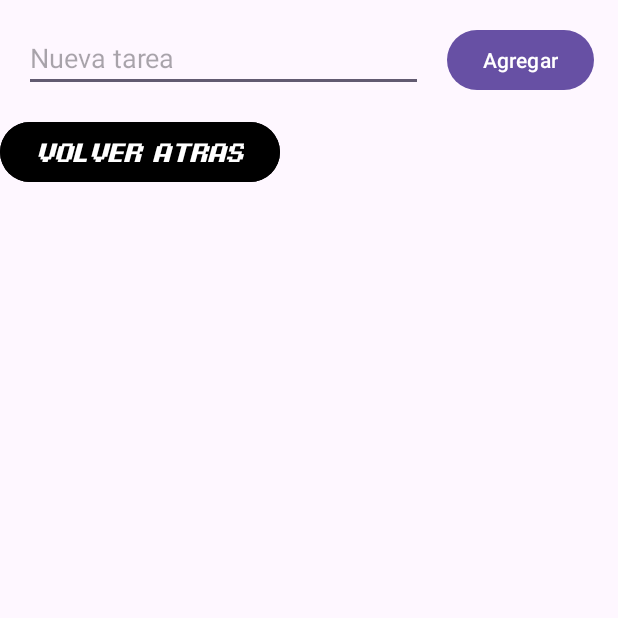
After one commit to ElNumeroXIII/DigiPet, an Android app: the ActivityTasks screen opened directly, with no data from a screen before it, on a phone screen of 412 x 824 dp, the top half of it. The commit adds this screen. Run offline under Robolectric (Android 15) with nearby library versions, the phone set to English and light mode, and no system bars; our stand-ins replace Firebase (no records; nobody signed in at launch, a user with empty details on screens opened directly).

Commit message:
Update crítica con función de lista de tareas con livedatabase

```diff
--- a/app/build.gradle.kts
+++ b/app/build.gradle.kts
@@ -57,6 +57,7 @@ dependencies {
     implementation(libs.androidx.activity)
     implementation(libs.androidx.constraintlayout)
     implementation(libs.firebase.auth.ktx)
+    implementation(libs.firebase.database.ktx)
     testImplementation(libs.junit)
     androidTestImplementation(libs.androidx.junit)
     androidTestImplementation(libs.androidx.espresso.core)
--- a/app/src/main/AndroidManifest.xml
+++ b/app/src/main/AndroidManifest.xml
@@ -18,6 +18,9 @@
         android:supportsRtl="true"
         android:theme="@style/Theme.DigiPet"
         tools:targetApi="31">
+        <activity
+            android:name=".ActivityTasks"
+            android:exported="false" />
         <activity
             android:name=".SensorTestingActivity"
             android:exported="false" />
--- /dev/null
+++ b/app/src/main/java/com/example/digipet/ActivityTasks.kt
@@ -0,0 +1,105 @@
+package com.example.digipet
+
+import android.os.Bundle
+import android.util.Log
+import android.widget.Toast
+import androidx.appcompat.app.AppCompatActivity
+import androidx.recyclerview.widget.LinearLayoutManager
+import com.example.digipet.adapters.TaskAdapter
+import com.example.digipet.databinding.ActivityTasksBinding
+import com.example.digipet.models.Tarea
+import com.google.firebase.database.*
+import com.google.firebase.database.DatabaseReference
+
+class ActivityTasks : AppCompatActivity() {
+
+    private lateinit var binding: ActivityTasksBinding
+    private lateinit var database: DatabaseReference
+    private lateinit var adapter: TaskAdapter
+    private var taskList = mutableListOf<Tarea>()
+
+    override fun onCreate(savedInstanceState: Bundle?) {
+        super.onCreate(savedInstanceState)
+        binding = ActivityTasksBinding.inflate(layoutInflater)
+        setContentView(binding.root)
+
+        database = FirebaseDatabase.getInstance("https://digidex-3b25d-default-rtdb.europe-west1.firebasedatabase.app")
+            .getReference("tasks")
+
+
+
+        setupRecyclerView()
+        loadTasks()
+
+        binding.btnAddTask.setOnClickListener {
+            addTask()
+        }
+
+        binding.btnBack.setOnClickListener {
+            finish()
+        }
+
+    }
+
+    private fun setupRecyclerView() {
+        adapter = TaskAdapter(taskList) { task, isChecked ->
+            updateTaskStatus(task, isChecked)
+        }
+        binding.rvTasks.layoutManager = LinearLayoutManager(this)
+        binding.rvTasks.adapter = adapter
+    }
+
+    private fun loadTasks() {
+        database.addValueEventListener(object : ValueEventListener {
+            override fun onDataChange(snapshot: DataSnapshot) {
+                taskList.clear()
+                for (taskSnapshot in snapshot.children) {
+                    val task = taskSnapshot.getValue(Tarea::class.java)
+                    task?.let { taskList.add(it) }
+                }
+                adapter.notifyDataSetChanged()
+            }
+
+            override fun onCancelled(error: DatabaseError) {
+                Toast.makeText(this@ActivityTasks, "Error al cargar tareas", Toast.LENGTH_SHORT).show()
+            }
+        })
+    }
+
+    private fun addTask() {
+        Log.d("DEBUG_FIREBASE", "addTask() ejecutado") // Comprobar si la función se ejecuta
+
+        val taskDescription = binding.etNewTask.text.toString().trim()
+        if (taskDescription.isEmpty()) {
+            Log.d("DEBUG_FIREBASE", "El campo de texto está vacío") // Verificar si detecta campo vacío
+            Toast.makeText(this, "Escribe una tarea", Toast.LENGTH_SHORT).show()
+            return
+        }
+
+        val taskId = database.push().key
+        if (taskId == null) {
+            Log.e("DEBUG_FIREBASE", "Error al generar Task ID") // Si Firebase falla al generar un ID
+            return
+        }
+
+        val task = Tarea(taskId, taskDescription, false)
+        Log.d("DEBUG_FIREBASE", "Guardando tarea: $task") // Ver qué datos se intentan guardar
+
+        database.child(taskId).setValue(task)
+            .addOnCompleteListener {
+                Log.d("DEBUG_FIREBASE", "Tarea guardada exitosamente") // Si se guarda bien
+                binding.etNewTask.text.clear()
+                Toast.makeText(this, "Tarea añadida", Toast.LENGTH_SHORT).show()
+            }
+            .addOnFailureListener { e ->
+                Log.e("DEBUG_FIREBASE", "Error al agregar tarea: ${e.message}") // Si Firebase rechaza la escritura
+                Toast.makeText(this, "Error al agregar tarea: ${e.message}", Toast.LENGTH_LONG).show()
+            }
+    }
+
+
+
+    private fun updateTaskStatus(task: Tarea, isChecked: Boolean) {
+        database.child(task.id).child("completed").setValue(isChecked)
+    }
+}
--- a/app/src/main/java/com/example/digipet/PokedexActivity.kt
+++ b/app/src/main/java/com/example/digipet/PokedexActivity.kt
@@ -79,6 +79,12 @@ class PokedexActivity : AppCompatActivity(), SetBackgroundFragment.OnColorSelect
             val intent = Intent(this, SensorTestingActivity::class.java)
             startActivity(intent)
         }
+
+        binding.btChatino.setOnClickListener {
+            val intent = Intent(this, ActivityTasks::class.java)
+            startActivity(intent)
+        }
+
     }
 
     // Función para iniciar la actividad del mapa
--- /dev/null
+++ b/app/src/main/java/com/example/digipet/adapter/TareaAdapter.kt
@@ -0,0 +1,36 @@
+package com.example.digipet.adapters
+
+import android.view.LayoutInflater
+import android.view.ViewGroup
+import androidx.recyclerview.widget.RecyclerView
+import com.example.digipet.databinding.TareaBinding
+import com.example.digipet.models.Tarea
+
+class TaskAdapter(
+    private var tasks: List<Tarea>,
+    private val onTaskChecked: (Tarea, Boolean) -> Unit
+) : RecyclerView.Adapter<TaskAdapter.TaskViewHolder>() {
+
+    override fun onCreateViewHolder(parent: ViewGroup, viewType: Int): TaskViewHolder {
+        val binding = TareaBinding.inflate(LayoutInflater.from(parent.context), parent, false)
+        return TaskViewHolder(binding)
+    }
+
+    override fun onBindViewHolder(holder: TaskViewHolder, position: Int) {
+        val task = tasks[position]
+        holder.bind(task)
+    }
+
+    override fun getItemCount(): Int = tasks.size
+
+    inner class TaskViewHolder(private val binding: TareaBinding) : RecyclerView.ViewHolder(binding.root) {
+        fun bind(task: Tarea) {
+            binding.tvTaskDescription.text = task.description
+            binding.cbTaskCompleted.isChecked = task.completed
+
+            binding.cbTaskCompleted.setOnCheckedChangeListener { _, isChecked ->
+                onTaskChecked(task, isChecked)
+            }
+        }
+    }
+}
--- /dev/null
+++ b/app/src/main/res/drawable/baseline_chat_bubble_24.xml
@@ -0,0 +1,5 @@
+<vector xmlns:android="http://schemas.android.com/apk/res/android" android:height="24dp" android:tint="#000000" android:viewportHeight="24" android:viewportWidth="24" android:width="24dp">
+
+    <path android:fillColor="@android:color/white" android:pathData="M20,2H4c-1.1,0 -2,0.9 -2,2v18l4,-4h14c1.1,0 2,-0.9 2,-2V4c0,-1.1 -0.9,-2 -2,-2z"/>
+
+</vector>
--- /dev/null
+++ b/app/src/main/res/layout/activity_tasks.xml
@@ -0,0 +1,50 @@
+<?xml version="1.0" encoding="utf-8"?>
+<androidx.constraintlayout.widget.ConstraintLayout xmlns:android="http://schemas.android.com/apk/res/android"
+    xmlns:app="http://schemas.android.com/apk/res-auto"
+    xmlns:tools="http://schemas.android.com/tools"
+    android:layout_width="match_parent"
+    android:layout_height="match_parent"
+    tools:context=".ActivityTasks">
+
+    <EditText
+        android:id="@+id/etNewTask"
+        android:layout_width="0dp"
+        android:layout_height="wrap_content"
+        android:hint="Nueva tarea"
+        app:layout_constraintStart_toStartOf="parent"
+        app:layout_constraintEnd_toStartOf="@+id/btnAddTask"
+        app:layout_constraintTop_toTopOf="parent"
+        android:layout_margin="16dp" />
+
+    <Button
+        android:id="@+id/btnAddTask"
+        android:layout_width="wrap_content"
+        android:layout_height="wrap_content"
+        android:text="Agregar"
+        app:layout_constraintEnd_toEndOf="parent"
+        app:layout_constraintTop_toTopOf="parent"
+        android:layout_margin="16dp" />
+
+    <androidx.recyclerview.widget.RecyclerView
+        android:id="@+id/rvTasks"
+        android:layout_width="0dp"
+        android:layout_height="wrap_content"
+        app:layout_constraintTop_toBottomOf="@+id/etNewTask"
+
+        app:layout_constraintStart_toStartOf="parent"
+        app:layout_constraintEnd_toEndOf="parent"
+        android:layout_marginTop="16dp"/>
+    <Button
+        android:id="@+id/btnBack"
+        android:layout_width="wrap_content"
+        android:layout_height="wrap_content"
+        android:text="Volver Atras"
+        android:backgroundTint="@color/black"
+        android:textColor="@android:color/white"
+        android:fontFamily="@font/pixeldigivolveitalic"
+        android:textSize="18sp"
+        app:layout_constraintTop_toBottomOf="@id/rvTasks"
+        app:layout_constraintStart_toStartOf="parent"
+        app:layout_constraintHorizontal_bias="0.5" />
+
+</androidx.constraintlayout.widget.ConstraintLayout>
--- a/gradle/libs.versions.toml
+++ b/gradle/libs.versions.toml
@@ -10,6 +10,7 @@ material = "1.12.0"
 activity = "1.9.3"
 constraintlayout = "2.2.0"
 firebaseAuthKtx = "23.1.0"
+firebaseDatabaseKtx = "21.0.0"
 
 [libraries]
 androidx-core-ktx = { group = "androidx.core", name = "core-ktx", version.ref = "coreKtx" }
@@ -21,6 +22,7 @@ material = { group = "com.google.android.material", name = "material", version.r
 androidx-activity = { group = "androidx.activity", name = "activity", version.ref = "activity" }
 androidx-constraintlayout = { group = "androidx.constraintlayout", name = "constraintlayout", version.ref = "constraintlayout" }
 firebase-auth-ktx = { group = "com.google.firebase", name = "firebase-auth-ktx", version.ref = "firebaseAuthKtx" }
+firebase-database-ktx = { group = "com.google.firebase", name = "firebase-database-ktx", version.ref = "firebaseDatabaseKtx" }
 
 [plugins]
 android-application = { id = "com.android.application", version.ref = "agp" }
```
Also changed, not shown: app/src/main/java/com/example/digipet/models/Tarea.kt (added, +7 -0 lines), app/src/main/res/layout/activity_pokedex.xml (+11 -0 lines), app/src/main/res/layout/tarea.xml (added, +28 -0 lines).
